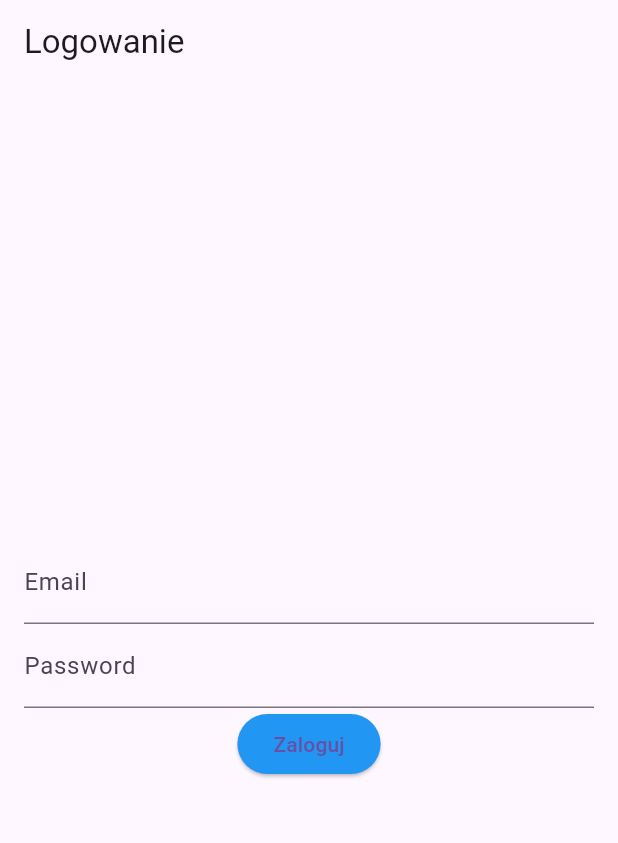
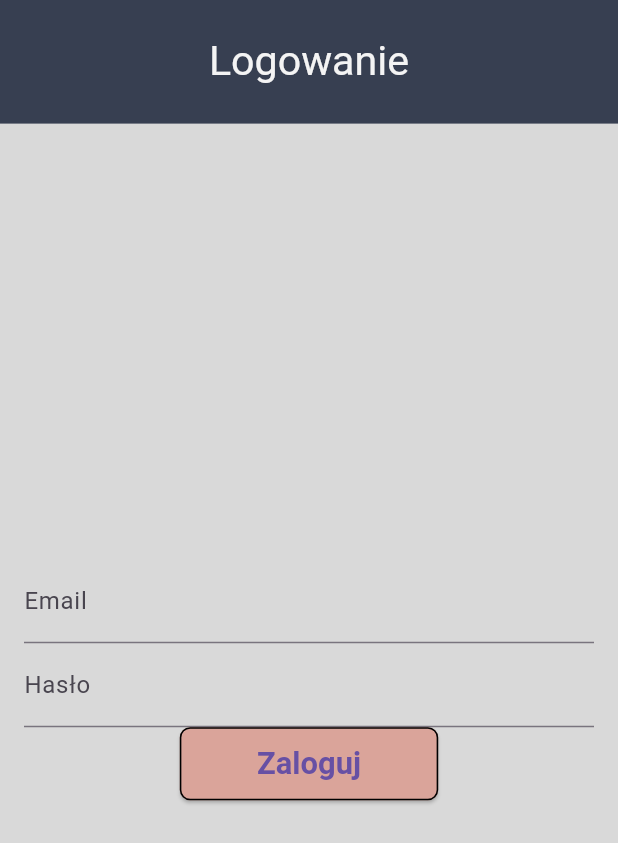
Before and after one commit to Niepelnosprytny/remote-service-system-mobile-app, a Flutter app: the screen it shows after launch, on a phone screen of 412 x 824 dp. Shown: the top 843 px of the screen. Run offline on Flutter 3.47's test engine with Material 3 defaults, Android fonts, the phone set to English and light mode, and no system bars; our stand-ins replace flutter_riverpod, flutter_secure_storage, sizer.

Commit message:
added some styles

```diff
--- a/lib/login.dart
+++ b/lib/login.dart
@@ -1,22 +1,12 @@
 import 'package:flutter/material.dart';
 import 'package:flutter_riverpod/flutter_riverpod.dart';
 import 'providers.dart';
-import 'reports_list.dart';
 
-class LoginPage extends ConsumerWidget {
+class LoginPage extends StatelessWidget {
   const LoginPage({super.key});
 
   @override
-  Widget build(BuildContext context, WidgetRef ref) {
-    final userLoggedIn = ref.watch(userLoggedInProvider);
-
-    if (userLoggedIn) {
-      Navigator.pushReplacement(
-        context,
-        MaterialPageRoute(builder: (context) => const ReportsListPage()),
-      );
-    }
-
+  Widget build(BuildContext context) {
     return Scaffold(
       appBar: AppBar(title: const Text('Logowanie')),
       body: const Center(
@@ -63,7 +53,7 @@ class _LoginFormState extends ConsumerState<_LoginForm> {
           // Password field
           TextFormField(
             controller: passwordController,
-            decoration: const InputDecoration(labelText: 'Password'),
+            decoration: const InputDecoration(labelText: 'Hasło'),
             obscureText: true,
             validator: (value) {
               if (value == null || value.isEmpty) {
@@ -81,9 +71,6 @@ class _LoginFormState extends ConsumerState<_LoginForm> {
                 ref.read(fetchUserProvider(input));
               }
             },
-            style: ButtonStyle(
-              backgroundColor: MaterialStateProperty.all(Colors.blue),
-            ),
             child: const Text('Zaloguj'),
           ),
         ],
--- a/lib/main.dart
+++ b/lib/main.dart
@@ -4,6 +4,8 @@ import 'login.dart';
 import 'reports_list.dart';
 import 'providers.dart';
 import 'dart:io';
+import 'package:sizer/sizer.dart';
+import 'theme.dart';
 
 class DevHttpOverrides extends HttpOverrides {
   @override
@@ -31,14 +33,15 @@ class MyApp extends ConsumerWidget {
     final bool userLoggedIn = ref.watch(userLoggedInProvider);
     ref.watch(storageUserProvider);
 
-    if (userLoggedIn) {
-      return const MaterialApp(
-        home: ReportsListPage()
-      );
-    } else {
-      return const MaterialApp(
-        home: LoginPage()
-      );
-    }
+    return Sizer(
+      builder: (context, orientation, deviceType) {
+        return MaterialApp(
+          home: userLoggedIn ? const ReportsListPage() : const LoginPage(),
+          theme: AppTheme.lightTheme(),
+          darkTheme: AppTheme.darkTheme(),
+          debugShowCheckedModeBanner: false,
+        );
+      },
+    );
   }
 }
--- a/lib/report.dart
+++ b/lib/report.dart
@@ -13,7 +13,7 @@ class ReportPage extends ConsumerWidget {
 
     return Scaffold(
       appBar: AppBar(
-        title: const Text('Report Details'),
+        title: const Text('Szczegóły zgłoszenia'),
       ),
       body: Consumer(
         builder: (context, ref, _) {
--- a/lib/reports_list.dart
+++ b/lib/reports_list.dart
@@ -1,7 +1,15 @@
 import 'package:flutter/material.dart';
 import 'package:flutter_riverpod/flutter_riverpod.dart';
+import 'package:sizer/sizer.dart';
 import 'providers.dart';
 import 'report.dart';
+
+String formatDate(String dateString) {
+  final DateTime dateTime = DateTime.parse(dateString);
+  final formattedDate = '${dateTime.hour}:${dateTime.minute.toString().padLeft(2, '0')} '
+      '${dateTime.day.toString().padLeft(2, '0')}.${dateTime.month.toString().padLeft(2, '0')}.${dateTime.year}';
+  return formattedDate;
+}
 
 class ReportsListPage extends StatelessWidget {
   const ReportsListPage({super.key});
@@ -32,9 +40,25 @@ class ReportsListPage extends StatelessWidget {
                   itemCount: reportsList.length,
                   itemBuilder: (context, index) {
                     final report = reportsList[index];
-                    return ListTile(
-                        title: Text(report['title'] ?? ''),
-                        subtitle: Text(report['status'] ?? ''),
+
+                    print(report["created_at"]);
+                    return Card(
+                      child: ListTile(
+                          title: Center(
+                              child: Padding(
+                                padding: EdgeInsets.only(bottom: 1.5.h),
+                                child: Text(report['title'] ?? ''),
+                              )
+                          ),
+                          subtitle: Center(
+                            child: Row(
+                              mainAxisAlignment: MainAxisAlignment.spaceBetween,
+                              children: [
+                                Text(report["status"] ?? ''),
+                                Text(formatDate(report["created_at"]) ?? ''),
+                              ],
+                            ),
+                          ),
                           onTap: () {
                             Navigator.pushReplacement(
                               context,
@@ -42,7 +66,8 @@ class ReportsListPage extends StatelessWidget {
                                   builder: (context) =>
                                       ReportPage(id: report["id"])),
                             );
-                        });
+                          }),
+                    );
                   },
                 )
               : const Center(
--- /dev/null
+++ b/lib/theme.dart
@@ -0,0 +1,66 @@
+import 'package:flutter/material.dart';
+import 'package:sizer/sizer.dart';
+
+class AppTheme {
+  static ThemeData lightTheme() {
+    return ThemeData(
+      scaffoldBackgroundColor: const Color(0xFFD9D9D9),
+      appBarTheme: AppBarTheme(
+        backgroundColor: const Color(0xFF373F51),
+        toolbarHeight: 10.h,
+        centerTitle: true,
+        titleTextStyle: TextStyle(
+          fontSize: 20.sp,
+          color: const Color(0xFFF4F4F4)
+        ),
+        iconTheme: IconThemeData(
+          size: 25.sp,
+          color: const Color(0xFFF4F4F4)
+        )
+      ),
+      cardTheme: CardTheme(
+        shape: RoundedRectangleBorder(
+            side: BorderSide(
+                width: 0.5.w,
+                color: const Color(0xFF000000)
+            ),
+            borderRadius: BorderRadius.circular(5.sp)
+        ),
+      ),
+      listTileTheme: ListTileThemeData(
+        titleAlignment: ListTileTitleAlignment.center,
+        contentPadding: EdgeInsets.fromLTRB(5.w, 1.h, 5.w, 1.h),
+        textColor: const Color(0xFF000000),
+        titleTextStyle: TextStyle(
+          fontSize: 15.sp,
+          fontWeight: FontWeight.bold
+        ),
+        subtitleTextStyle: TextStyle(
+          fontSize: 12.5.sp
+        )
+      ),
+      elevatedButtonTheme: ElevatedButtonThemeData(
+        style: ElevatedButton.styleFrom(
+          backgroundColor: const Color(0xFFDAA49A),
+          padding: EdgeInsets.fromLTRB(12.5.w, 1.5.h, 12.5.w, 1.5.h),
+          shape: RoundedRectangleBorder(
+            side: BorderSide(
+            width: 0.25.w,
+                color: const Color(0xFF000000)
+            ),
+              borderRadius: BorderRadius.circular(5.sp)
+          ),
+          textStyle: TextStyle(
+            fontSize: 15.sp,
+            color: const Color(0xFF000000),
+            fontWeight: FontWeight.bold
+          )
+        )
+      )
+    );
+  }
+
+  static ThemeData darkTheme() {
+    return ThemeData.dark().copyWith();
+  }
+}
--- a/pubspec.yaml
+++ b/pubspec.yaml
@@ -39,6 +39,7 @@ dependencies:
   riverpod_annotation: ^2.3.3
   http: ^1.1.2
   flutter_secure_storage: ^9.0.0
+  sizer: ^2.0.15
 
 dev_dependencies:
   flutter_test:
```
Also changed, not shown: pubspec.lock. Lines whose indentation alone changed are shown as unchanged.
